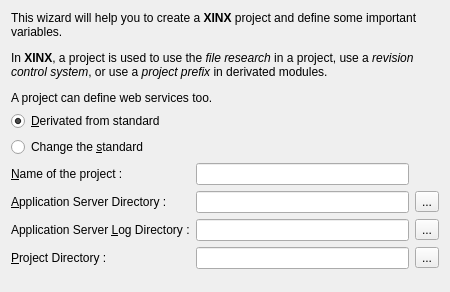
Before: the Qt Designer form xinx/ui/newprojectwizard_project.ui in phoenix741/xinx, drawn with Qt 5.
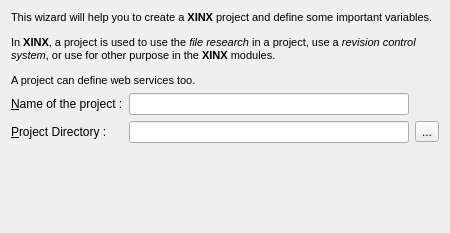
After: the same form once the commit is applied. Icons and pictures are not drawn. Custom widgets are drawn as their Qt base class.

Diff of the .ui file:
```diff
--- a/xinx/ui/newprojectwizard_project.ui
+++ b/xinx/ui/newprojectwizard_project.ui
@@ -1,58 +1,37 @@
 <ui version="4.0" >
  <class>ProjectPage</class>
- <widget class="QWidget" name="ProjectPage" >
-  <property name="geometry" >
+ <widget class="QWidget" name="ProjectPage">
+  <property name="geometry">
    <rect>
     <x>0</x>
     <y>0</y>
     <width>450</width>
-    <height>292</height>
+    <height>233</height>
    </rect>
   </property>
   <property name="windowTitle" >
    <string>Define Project</string>
   </property>
-  <layout class="QGridLayout" >
-   <item row="0" column="0" colspan="3" >
-    <widget class="QLabel" name="label" >
-     <property name="text" >
-      <string>&lt;p>This wizard will help you to create a &lt;b>XINX&lt;/b> project and define some important variables.&lt;/p>
-&lt;p>In &lt;b>XINX&lt;/b>, a project is used to use the &lt;i>file research &lt;/i>in a project, use a &lt;i>revision control system&lt;/i>, or use a &lt;i>project prefix&lt;/i> in derivated modules.&lt;/p>
-&lt;p>A project can define web services too.&lt;/p></string>
+  <layout class="QGridLayout">
+   <item row="0" column="0" colspan="3">
+    <widget class="QLabel" name="label">
+     <property name="text">
+      <string>&lt;!DOCTYPE HTML PUBLIC &quot;-//W3C//DTD HTML 4.0//EN&quot; &quot;http://www.w3.org/TR/REC-html40/strict.dtd&quot;&gt;
+&lt;html&gt;&lt;head&gt;&lt;meta name=&quot;qrichtext&quot; content=&quot;1&quot; /&gt;&lt;style type=&quot;text/css&quot;&gt;
+p, li { white-space: pre-wrap; }
+&lt;/style&gt;&lt;/head&gt;&lt;body style=&quot; font-family:'MS Shell Dlg 2'; font-size:8.25pt; font-weight:400; font-style:normal;&quot;&gt;
+&lt;p style=&quot; margin-top:12px; margin-bottom:12px; margin-left:0px; margin-right:0px; -qt-block-indent:0; text-indent:0px;&quot;&gt;This wizard will help you to create a &lt;span style=&quot; font-weight:600;&quot;&gt;XINX&lt;/span&gt; project and define some important variables.&lt;/p&gt;
+&lt;p style=&quot; margin-top:12px; margin-bottom:12px; margin-left:0px; margin-right:0px; -qt-block-indent:0; text-indent:0px;&quot;&gt;In &lt;span style=&quot; font-weight:600;&quot;&gt;XINX&lt;/span&gt;, a project is used to use the &lt;span style=&quot; font-style:italic;&quot;&gt;file research &lt;/span&gt;in a project, use a &lt;span style=&quot; font-style:italic;&quot;&gt;revision control system&lt;/span&gt;, or use for other purpose in the &lt;span style=&quot; font-weight:600;&quot;&gt;XINX&lt;/span&gt; modules.&lt;/p&gt;
+&lt;p style=&quot; margin-top:12px; margin-bottom:12px; margin-left:0px; margin-right:0px; -qt-block-indent:0; text-indent:0px;&quot;&gt;A project can define web services too.&lt;/p&gt;&lt;/body&gt;&lt;/html&gt;</string>
      </property>
      <property name="wordWrap" >
       <bool>true</bool>
      </property>
     </widget>
    </item>
-   <item row="1" column="0" colspan="3" >
-    <widget class="QRadioButton" name="m_derivatedRadio" >
-     <property name="whatsThis" >
-      <string>&lt;p>In a derivated project, the file prefix is used to check if a file is derivated or standard.&lt;/p>
-&lt;p>A derivated file, he begins by the prefix and an underscore like '&lt;i>&amp;lt;prefix&amp;gt;_&amp;lt;filename&amp;gt;.&amp;lt;ext&amp;gt;&lt;/i>'.&lt;/p>
-&lt;p>If you save a standard file, &lt;b>XINX&lt;/b> propose you to derive the file, and if possible to add the file in the &lt;i>revision control system&lt;/i>.&lt;/p></string>
-     </property>
-     <property name="text" >
-      <string>&amp;Derivated from standard</string>
-     </property>
-     <property name="checked" >
-      <bool>true</bool>
-     </property>
-    </widget>
-   </item>
-   <item row="2" column="0" colspan="3" >
-    <widget class="QRadioButton" name="m_standardRadio" >
-     <property name="whatsThis" >
-      <string>If the project is full standard, the project don't ask you to save the file with a specifique prefix.</string>
-     </property>
-     <property name="text" >
-      <string>Change the &amp;standard</string>
-     </property>
-    </widget>
-   </item>
-   <item row="3" column="0" >
-    <widget class="QLabel" name="label_2" >
-     <property name="text" >
+   <item row="1" column="0">
+    <widget class="QLabel" name="label_2">
+     <property name="text">
       <string>&amp;Name of the project :</string>
      </property>
      <property name="buddy" >
@@ -60,50 +39,16 @@
      </property>
     </widget>
    </item>
-   <item row="3" column="1" >
-    <widget class="QLineEdit" name="m_projectNameEdit" >
-     <property name="whatsThis" >
-      <string>Name of the project showed in the title bar of &lt;b>XINX&lt;/b>, the project name is appended to the application server directory and showed the project directory.</string>
+   <item row="1" column="1">
+    <widget class="QLineEdit" name="m_projectNameEdit">
+     <property name="whatsThis">
+      <string>Name of the project showed in the title bar of &lt;b&gt;XINX&lt;/b&gt;, the project name is appended to the application server directory and showed the project directory.</string>
      </property>
     </widget>
    </item>
-   <item row="4" column="0" >
-    <widget class="QLabel" name="label_3" >
-     <property name="text" >
-      <string>&amp;Application Server Directory :</string>
-     </property>
-     <property name="buddy" >
-      <cstring>m_ASPathEdit</cstring>
-     </property>
-    </widget>
-   </item>
-   <item row="4" column="1" >
-    <widget class="DirectoryEdit" name="m_ASPathEdit" >
-     <property name="whatsThis" >
-      <string>The &lt;i>application serveur directory&lt;/i> is used to fill the &lt;i>applcation server log directory&lt;/i>, and the &lt;i>project directory&lt;/i>. The default value for this field is the &lt;i>application server directory&lt;/i> from the settings dialog.</string>
-     </property>
-    </widget>
-   </item>
-   <item row="5" column="0" >
-    <widget class="QLabel" name="label_4" >
-     <property name="text" >
-      <string>Application Server &amp;Log Directory :</string>
-     </property>
-     <property name="buddy" >
-      <cstring>m_logPathEdit</cstring>
-     </property>
-    </widget>
-   </item>
-   <item row="5" column="1" >
-    <widget class="DirectoryEdit" name="m_logPathEdit" >
-     <property name="whatsThis" >
-      <string>This is the server log directory, used to list presentation files in the &lt;i>XML presentation View&lt;/i>.</string>
-     </property>
-    </widget>
-   </item>
-   <item row="6" column="0" >
-    <widget class="QLabel" name="label_5" >
-     <property name="text" >
+   <item row="2" column="0">
+    <widget class="QLabel" name="label_5">
+     <property name="text">
       <string>&amp;Project Directory :</string>
      </property>
      <property name="buddy" >
@@ -111,15 +56,15 @@
      </property>
     </widget>
    </item>
-   <item row="6" column="1" >
-    <widget class="DirectoryEdit" name="m_projectPathEdit" >
-     <property name="whatsThis" >
-      <string>&lt;p>This is the project directory, generally where is stored the &lt;i>configuration.xml&lt;/i> file.&lt;/p>
-&lt;p>This is the racine where the &lt;i>project file view&lt;/i> start.&lt;/p></string>
+   <item row="2" column="1">
+    <widget class="DirectoryEdit" name="m_projectPathEdit">
+     <property name="whatsThis">
+      <string>&lt;p&gt;This is the project directory, generally where is stored the &lt;i&gt;configuration.xml&lt;/i&gt; file.&lt;/p&gt;
+&lt;p&gt;This is the racine where the &lt;i&gt;project file view&lt;/i&gt; start.&lt;/p&gt;</string>
      </property>
     </widget>
    </item>
-   <item row="7" column="1" >
+   <item row="3" column="1">
     <spacer>
      <property name="orientation" >
       <enum>Qt::Vertical</enum>
@@ -132,33 +77,14 @@
      </property>
     </spacer>
    </item>
-   <item row="4" column="2" >
-    <widget class="QToolButton" name="m_ASPathBtn" >
-     <property name="text" >
+   <item row="2" column="2">
+    <widget class="QToolButton" name="m_projectPathBtn">
+     <property name="text">
       <string>...</string>
      </property>
-     <property name="icon" >
-      <iconset resource="../application.qrc" >:/images/folder.png</iconset>
-     </property>
-    </widget>
-   </item>
-   <item row="5" column="2" >
-    <widget class="QToolButton" name="m_logPathBtn" >
-     <property name="text" >
-      <string>...</string>
-     </property>
-     <property name="icon" >
-      <iconset resource="../application.qrc" >:/images/folder.png</iconset>
-     </property>
-    </widget>
-   </item>
-   <item row="6" column="2" >
-    <widget class="QToolButton" name="m_projectPathBtn" >
-     <property name="text" >
-      <string>...</string>
-     </property>
-     <property name="icon" >
-      <iconset resource="../application.qrc" >:/images/folder.png</iconset>
+     <property name="icon">
+      <iconset resource="../application.qrc">
+       <normaloff>:/images/folder.png</normaloff>:/images/folder.png</iconset>
      </property>
     </widget>
    </item>
```
Left out of the diff: 18 changed lines with no effect on the pictures.
